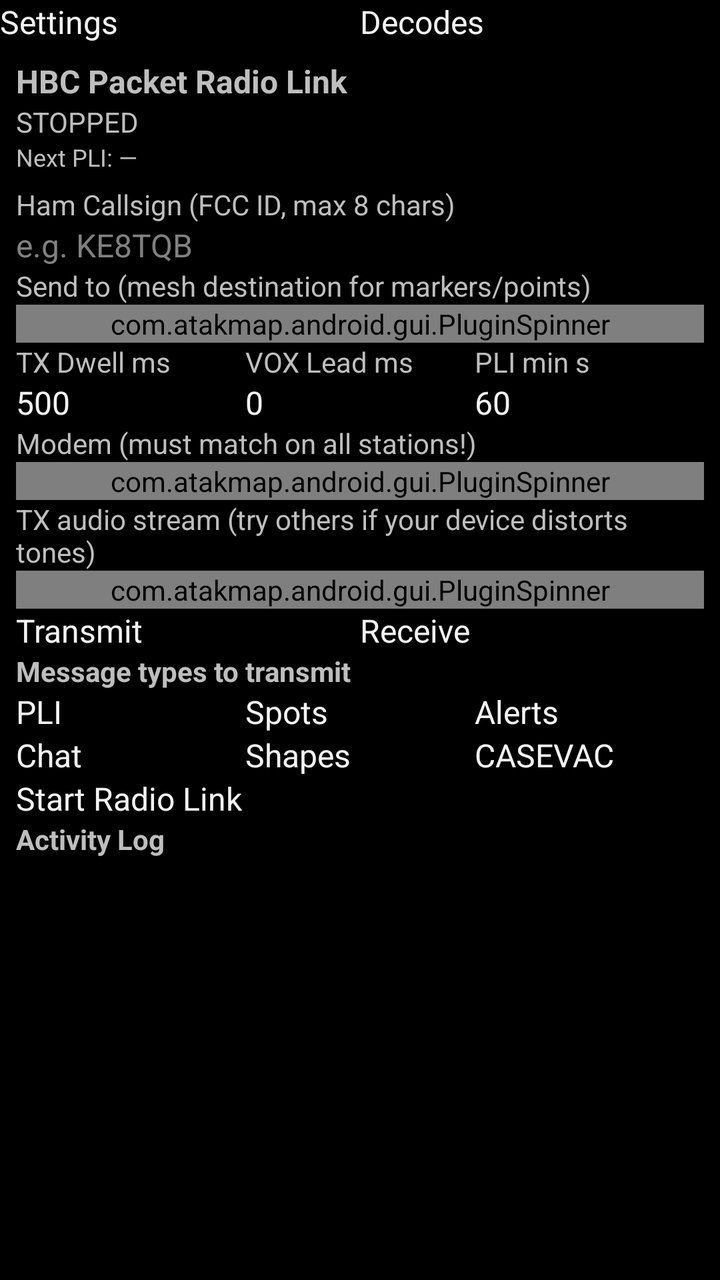
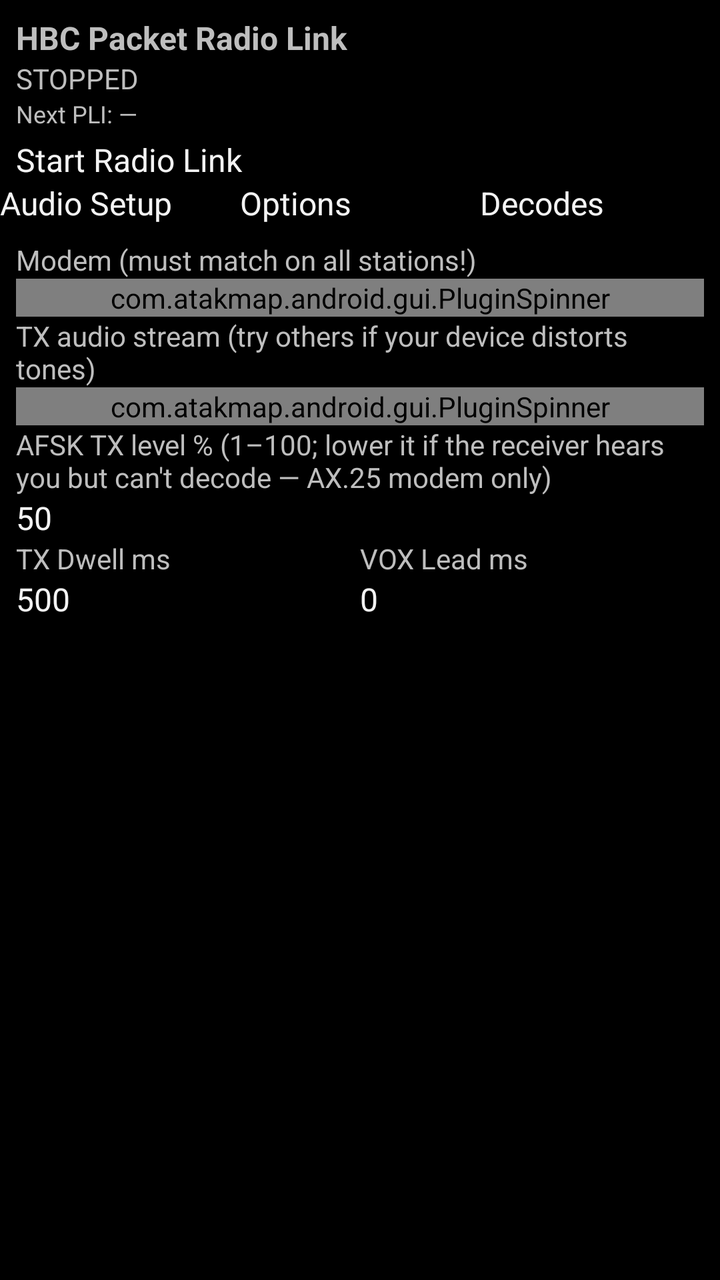

Compare the two renders of this Android layout. The source of the first and the diff that turns it into the second are given below.
<!-- AndroidManifest.xml: application theme AppTheme -->
<!-- res/layout/main_layout.xml -->
<?xml version="1.0" encoding="utf-8"?>
<LinearLayout xmlns:android="http://schemas.android.com/apk/res/android"
    android:layout_width="match_parent"
    android:layout_height="match_parent"
    android:orientation="vertical">

    
    <LinearLayout
        android:layout_width="match_parent"
        android:layout_height="wrap_content"
        android:orientation="horizontal">

        <Button
            android:id="@+id/hbc_tab_btn_settings"
            android:layout_width="0dp"
            android:layout_height="wrap_content"
            android:layout_weight="1"
            android:text="@string/hbc_tab_settings" />

        <Button
            android:id="@+id/hbc_tab_btn_decodes"
            android:layout_width="0dp"
            android:layout_height="wrap_content"
            android:layout_weight="1"
            android:text="@string/hbc_tab_decodes" />
    </LinearLayout>

    
    <ScrollView
        android:id="@+id/hbc_tab_settings"
        android:layout_width="match_parent"
        android:layout_height="match_parent"
        android:visibility="visible">

        <LinearLayout
            android:layout_width="match_parent"
            android:layout_height="wrap_content"
            android:orientation="vertical"
            android:padding="8dp">

            <TextView
                android:layout_width="match_parent"
                android:layout_height="wrap_content"
                android:text="@string/hbc_title"
                android:textStyle="bold"
                android:textSize="16sp" />

            <TextView
                android:id="@+id/hbc_status"
                android:layout_width="match_parent"
                android:layout_height="wrap_content"
                android:text="@string/hbc_stopped" />

            <TextView
                android:id="@+id/hbc_pli_countdown"
                android:layout_width="match_parent"
                android:layout_height="wrap_content"
                android:text="@string/hbc_pli_countdown_idle"
                android:textSize="12sp"
                android:paddingBottom="6dp" />

            <TextView
                android:layout_width="match_parent"
                android:layout_height="wrap_content"
                android:text="@string/hbc_callsign_label" />

            <EditText
                android:id="@+id/hbc_callsign"
                android:layout_width="match_parent"
                android:layout_height="wrap_content"
                android:hint="@string/hbc_callsign_hint"
                android:inputType="textCapCharacters"
                android:maxLength="8" />

            <TextView
                android:layout_width="match_parent"
                android:layout_height="wrap_content"
                android:text="@string/hbc_send_to_label" />

            <com.atakmap.android.gui.PluginSpinner
                android:id="@+id/hbc_send_to"
                android:layout_width="match_parent"
                android:layout_height="wrap_content" />

            <LinearLayout
                android:layout_width="match_parent"
                android:layout_height="wrap_content"
                android:orientation="horizontal">

                <LinearLayout
                    android:layout_width="0dp"
                    android:layout_height="wrap_content"
                    android:layout_weight="1"
                    android:orientation="vertical">

                    <TextView
                        android:layout_width="match_parent"
                        android:layout_height="wrap_content"
                        android:text="@string/hbc_dwell_label" />

                    <EditText
                        android:id="@+id/hbc_dwell"
                        android:layout_width="match_parent"
                        android:layout_height="wrap_content"
                        android:inputType="number"
                        android:text="@string/hbc_dwell_default" />
                </LinearLayout>

                <LinearLayout
                    android:layout_width="0dp"
                    android:layout_height="wrap_content"
                    android:layout_weight="1"
                    android:orientation="vertical">

                    <TextView
                        android:layout_width="match_parent"
                        android:layout_height="wrap_content"
                        android:text="@string/hbc_vox_label" />

                    <EditText
                        android:id="@+id/hbc_vox_leader"
                        android:layout_width="match_parent"
                        android:layout_height="wrap_content"
                        android:inputType="number"
                        android:text="@string/hbc_vox_default" />
                </LinearLayout>

                <LinearLayout
                    android:layout_width="0dp"
                    android:layout_height="wrap_content"
                    android:layout_weight="1"
                    android:orientation="vertical">

                    <TextView
                        android:layout_width="match_parent"
                        android:layout_height="wrap_content"
                        android:text="@string/hbc_pli_rate_label" />

                    <EditText
                        android:id="@+id/hbc_pli_rate"
                        android:layout_width="match_parent"
                        android:layout_height="wrap_content"
                        android:inputType="number"
                        android:text="@string/hbc_pli_rate_default" />
                </LinearLayout>
            </LinearLayout>

        <TextView
            android:layout_width="match_parent"
            android:layout_height="wrap_content"
            android:text="@string/hbc_modem_label" />

        <com.atakmap.android.gui.PluginSpinner
            android:id="@+id/hbc_modem_type"
            android:layout_width="match_parent"
            android:layout_height="wrap_content" />

        <TextView
            android:layout_width="match_parent"
            android:layout_height="wrap_content"
            android:text="@string/hbc_stream_label" />

        <com.atakmap.android.gui.PluginSpinner
            android:id="@+id/hbc_tx_stream"
            android:layout_width="match_parent"
            android:layout_height="wrap_content" />

        <LinearLayout
            android:layout_width="match_parent"
            android:layout_height="wrap_content"
            android:orientation="horizontal">

            <CheckBox
                android:id="@+id/hbc_tx_enable"
                    android:layout_width="0dp"
                    android:layout_height="wrap_content"
                    android:layout_weight="1"
                    android:checked="true"
                    android:text="@string/hbc_tx_enable" />

                <CheckBox
                    android:id="@+id/hbc_rx_enable"
                    android:layout_width="0dp"
                    android:layout_height="wrap_content"
                    android:layout_weight="1"
                    android:checked="true"
                    android:text="@string/hbc_rx_enable" />
            </LinearLayout>

            <TextView
                android:layout_width="match_parent"
                android:layout_height="wrap_content"
                android:text="@string/hbc_modes_label"
                android:textStyle="bold" />

            <LinearLayout
                android:layout_width="match_parent"
                android:layout_height="wrap_content"
                android:orientation="horizontal">

                <CheckBox
                    android:id="@+id/hbc_mode_pli"
                    android:layout_width="0dp"
                    android:layout_height="wrap_content"
                    android:layout_weight="1"
                    android:checked="true"
                    android:text="@string/hbc_mode_pli" />

                <CheckBox
                    android:id="@+id/hbc_mode_spots"
                    android:layout_width="0dp"
                    android:layout_height="wrap_content"
                    android:layout_weight="1"
                    android:checked="true"
                    android:text="@string/hbc_mode_spots" />

                <CheckBox
                    android:id="@+id/hbc_mode_alerts"
                    android:layout_width="0dp"
                    android:layout_height="wrap_content"
                    android:layout_weight="1"
                    android:checked="true"
                    android:text="@string/hbc_mode_alerts" />
            </LinearLayout>

            <LinearLayout
                android:layout_width="match_parent"
                android:layout_height="wrap_content"
                android:orientation="horizontal">

                <CheckBox
                    android:id="@+id/hbc_mode_chat"
                    android:layout_width="0dp"
                    android:layout_height="wrap_content"
                    android:layout_weight="1"
                    android:checked="true"
                    android:text="@string/hbc_mode_chat" />

                <CheckBox
                    android:id="@+id/hbc_mode_shapes"
                    android:layout_width="0dp"
                    android:layout_height="wrap_content"
                    android:layout_weight="1"
                    android:checked="true"
                    android:text="@string/hbc_mode_shapes" />

                <CheckBox
                    android:id="@+id/hbc_mode_casevac"
                    android:layout_width="0dp"
                    android:layout_height="wrap_content"
                    android:layout_weight="1"
                    android:checked="true"
                    android:text="@string/hbc_mode_casevac" />
            </LinearLayout>

            <Button
                android:id="@+id/hbc_start_stop"
                android:layout_width="match_parent"
                android:layout_height="wrap_content"
                android:text="@string/hbc_start" />

            <TextView
                android:layout_width="match_parent"
                android:layout_height="wrap_content"
                android:text="@string/hbc_log_label"
                android:textStyle="bold" />

            <TextView
                android:id="@+id/hbc_log"
                android:layout_width="match_parent"
                android:layout_height="160dp"
                android:scrollbars="vertical"
                android:textSize="11sp"
                android:typeface="monospace" />
        </LinearLayout>
    </ScrollView>

    
    <LinearLayout
        android:id="@+id/hbc_tab_decodes"
        android:layout_width="match_parent"
        android:layout_height="match_parent"
        android:orientation="vertical"
        android:padding="8dp"
        android:visibility="gone">

        <LinearLayout
            android:layout_width="match_parent"
            android:layout_height="wrap_content"
            android:orientation="horizontal">

            <TextView
                android:layout_width="0dp"
                android:layout_height="wrap_content"
                android:layout_weight="1"
                android:text="@string/hbc_decodes_title"
                android:textStyle="bold"
                android:textSize="16sp" />

            <Button
                android:id="@+id/hbc_decodes_clear"
                android:layout_width="wrap_content"
                android:layout_height="wrap_content"
                android:text="@string/hbc_decodes_clear" />
        </LinearLayout>

        <TextView
            android:id="@+id/hbc_decodes_count"
            android:layout_width="match_parent"
            android:layout_height="wrap_content"
            android:text="@string/hbc_decodes_none"
            android:paddingBottom="4dp" />

        <ScrollView
            android:id="@+id/hbc_decodes_scroll"
            android:layout_width="match_parent"
            android:layout_height="match_parent">

            <TextView
                android:id="@+id/hbc_decodes"
                android:layout_width="match_parent"
                android:layout_height="wrap_content"
                android:textSize="12sp"
                android:typeface="monospace" />
        </ScrollView>
    </LinearLayout>
</LinearLayout>
<!-- resources referenced by this layout -->
<resources>
  <string name="hbc_callsign_hint">e.g. KE8TQB</string>
  <string name="hbc_callsign_label">Ham Callsign (FCC ID, max 8 chars)</string>
  <string name="hbc_decodes_clear">Clear</string>
  <string name="hbc_decodes_none">No packets decoded yet</string>
  <string name="hbc_decodes_title">Packet Decodes</string>
  <string name="hbc_dwell_default">500</string>
  <string name="hbc_dwell_label">TX Dwell ms</string>
  <string name="hbc_log_label">Activity Log</string>
  <string name="hbc_mode_alerts">Alerts</string>
  <string name="hbc_mode_casevac">CASEVAC</string>
  <string name="hbc_mode_chat">Chat</string>
  <string name="hbc_mode_pli">PLI</string>
  <string name="hbc_mode_shapes">Shapes</string>
  <string name="hbc_mode_spots">Spots</string>
  <string name="hbc_modem_label">Modem (must match on all stations!)</string>
  <string name="hbc_modes_label">Message types to transmit</string>
  <string name="hbc_pli_countdown_idle">Next PLI: —</string>
  <string name="hbc_pli_rate_default">60</string>
  <string name="hbc_pli_rate_label">PLI min s</string>
  <string name="hbc_rx_enable">Receive</string>
  <string name="hbc_send_to_label">Send to (mesh destination for markers/points)</string>
  <string name="hbc_start">Start Radio Link</string>
  <string name="hbc_stopped">STOPPED</string>
  <string name="hbc_stream_label">TX audio stream (try others if your device distorts tones)</string>
  <string name="hbc_tab_decodes">Decodes</string>
  <string name="hbc_tab_settings">Settings</string>
  <string name="hbc_title">HBC Packet Radio Link</string>
  <string name="hbc_tx_enable">Transmit</string>
  <string name="hbc_vox_default">0</string>
  <string name="hbc_vox_label">VOX Lead ms</string>
  <style name="AppTheme" parent="@android:style/Theme.Holo">
          <item name="android:buttonStyle">@android:style/Widget.Button</item>
          <item name="android:imageButtonStyle">@android:style/Widget.Button</item>
          <item name="android:buttonStyleToggle">@android:style/Widget.Button</item>
          <item name="android:spinnerStyle">@style/ATAKSpinner</item>
          <item name="android:spinnerItemStyle">@style/ATAKSpinnerItem</item>
          <item name="android:editTextStyle">@style/ATAKEditText</item>
      </style>
  <style name="ATAKSpinner" parent="@android:style/Widget.Spinner">
          <item name="android:spinnerMode">dialog</item>
      </style>
  <style name="ATAKSpinnerItem">
          <item name="android:textColor">@android:color/white</item>
          <item name="android:dropDownVerticalOffset">0dip</item>
          <item name="android:dropDownHorizontalOffset">0dip</item>
          <item name="android:dropDownWidth">wrap_content</item>
          <item name="android:gravity">left|center_vertical</item>
      </style>
  <style name="ATAKEditText" parent="@android:style/Widget.EditText">
          
          
  
          
          <item name="android:imeOptions">flagNoFullscreen</item>
      </style>
</resources>

<!-- the commit's change to res/layout/main_layout.xml (unified diff, before → after) -->
@@ -8,14 +8,58 @@
     <LinearLayout
         android:layout_width="match_parent"
         android:layout_height="wrap_content"
+        android:orientation="vertical"
+        android:paddingLeft="8dp"
+        android:paddingRight="8dp"
+        android:paddingTop="8dp">
+
+        <TextView
+            android:layout_width="match_parent"
+            android:layout_height="wrap_content"
+            android:text="@string/hbc_title"
+            android:textStyle="bold"
+            android:textSize="16sp" />
+
+        <TextView
+            android:id="@+id/hbc_status"
+            android:layout_width="match_parent"
+            android:layout_height="wrap_content"
+            android:text="@string/hbc_stopped" />
+
+        <TextView
+            android:id="@+id/hbc_pli_countdown"
+            android:layout_width="match_parent"
+            android:layout_height="wrap_content"
+            android:text="@string/hbc_pli_countdown_idle"
+            android:textSize="12sp"
+            android:paddingBottom="4dp" />
+
+        <Button
+            android:id="@+id/hbc_start_stop"
+            android:layout_width="match_parent"
+            android:layout_height="wrap_content"
+            android:text="@string/hbc_start" />
+    </LinearLayout>
+
+    
+    <LinearLayout
+        android:layout_width="match_parent"
+        android:layout_height="wrap_content"
         android:orientation="horizontal">
 
         <Button
-            android:id="@+id/hbc_tab_btn_settings"
+            android:id="@+id/hbc_tab_btn_audio"
             android:layout_width="0dp"
             android:layout_height="wrap_content"
             android:layout_weight="1"
-            android:text="@string/hbc_tab_settings" />
+            android:text="@string/hbc_tab_audio" />
+
+        <Button
+            android:id="@+id/hbc_tab_btn_options"
+            android:layout_width="0dp"
+            android:layout_height="wrap_content"
+            android:layout_weight="1"
+            android:text="@string/hbc_tab_options" />
 
         <Button
             android:id="@+id/hbc_tab_btn_decodes"
@@ -27,7 +71,7 @@
 
     
     <ScrollView
-        android:id="@+id/hbc_tab_settings"
+        android:id="@+id/hbc_tab_audio"
         android:layout_width="match_parent"
         android:layout_height="match_parent"
         android:visibility="visible">
@@ -41,46 +85,35 @@
             <TextView
                 android:layout_width="match_parent"
                 android:layout_height="wrap_content"
-                android:text="@string/hbc_title"
-                android:textStyle="bold"
-                android:textSize="16sp" />
-
-            <TextView
-                android:id="@+id/hbc_status"
-                android:layout_width="match_parent"
-                android:layout_height="wrap_content"
-                android:text="@string/hbc_stopped" />
-
-            <TextView
-                android:id="@+id/hbc_pli_countdown"
-                android:layout_width="match_parent"
-                android:layout_height="wrap_content"
-                android:text="@string/hbc_pli_countdown_idle"
-                android:textSize="12sp"
-                android:paddingBottom="6dp" />
-
-            <TextView
-                android:layout_width="match_parent"
-                android:layout_height="wrap_content"
-                android:text="@string/hbc_callsign_label" />
+                android:text="@string/hbc_modem_label" />
+
+            <com.atakmap.android.gui.PluginSpinner
+                android:id="@+id/hbc_modem_type"
+                android:layout_width="match_parent"
+                android:layout_height="wrap_content" />
+
+            <TextView
+                android:layout_width="match_parent"
+                android:layout_height="wrap_content"
+                android:text="@string/hbc_stream_label" />
+
+            <com.atakmap.android.gui.PluginSpinner
+                android:id="@+id/hbc_tx_stream"
+                android:layout_width="match_parent"
+                android:layout_height="wrap_content" />
+
+            <TextView
+                android:layout_width="match_parent"
+                android:layout_height="wrap_content"
+                android:text="@string/hbc_afsk_level_label" />
 
             <EditText
-                android:id="@+id/hbc_callsign"
-                android:layout_width="match_parent"
-                android:layout_height="wrap_content"
-                android:hint="@string/hbc_callsign_hint"
-                android:inputType="textCapCharacters"
-                android:maxLength="8" />
-
-            <TextView
-                android:layout_width="match_parent"
-                android:layout_height="wrap_content"
-                android:text="@string/hbc_send_to_label" />
-
-            <com.atakmap.android.gui.PluginSpinner
-                android:id="@+id/hbc_send_to"
-                android:layout_width="match_parent"
-                android:layout_height="wrap_content" />
+                android:id="@+id/hbc_afsk_level"
+                android:layout_width="match_parent"
+                android:layout_height="wrap_content"
+                android:inputType="number"
+                android:maxLength="3"
+                android:text="@string/hbc_afsk_level_default" />
 
             <LinearLayout
                 android:layout_width="match_parent"
@@ -124,54 +157,71 @@
                         android:inputType="number"
                         android:text="@string/hbc_vox_default" />
                 </LinearLayout>
-
-                <LinearLayout
-                    android:layout_width="0dp"
-                    android:layout_height="wrap_content"
-                    android:layout_weight="1"
-                    android:orientation="vertical">
-
-                    <TextView
-                        android:layout_width="match_parent"
-                        android:layout_height="wrap_content"
-                        android:text="@string/hbc_pli_rate_label" />
-
-                    <EditText
-                        android:id="@+id/hbc_pli_rate"
-                        android:layout_width="match_parent"
-                        android:layout_height="wrap_content"
-                        android:inputType="number"
-                        android:text="@string/hbc_pli_rate_default" />
-                </LinearLayout>
             </LinearLayout>
-
-        <TextView
-            android:layout_width="match_parent"
-            android:layout_height="wrap_content"
-            android:text="@string/hbc_modem_label" />
-
-        <com.atakmap.android.gui.PluginSpinner
-            android:id="@+id/hbc_modem_type"
-            android:layout_width="match_parent"
-            android:layout_height="wrap_content" />
-
-        <TextView
-            android:layout_width="match_parent"
-            android:layout_height="wrap_content"
-            android:text="@string/hbc_stream_label" />
-
-        <com.atakmap.android.gui.PluginSpinner
-            android:id="@+id/hbc_tx_stream"
-            android:layout_width="match_parent"
-            android:layout_height="wrap_content" />
+        </LinearLayout>
+    </ScrollView>
+
+    
+    <ScrollView
+        android:id="@+id/hbc_tab_options"
+        android:layout_width="match_parent"
+        android:layout_height="match_parent"
+        android:visibility="gone">
 
         <LinearLayout
             android:layout_width="match_parent"
             android:layout_height="wrap_content"
-            android:orientation="horizontal">
-
-            <CheckBox
-                android:id="@+id/hbc_tx_enable"
+            android:orientation="vertical"
+            android:padding="8dp">
+
+            <TextView
+                android:layout_width="match_parent"
+                android:layout_height="wrap_content"
+                android:text="@string/hbc_callsign_label" />
+
+            <EditText
+                android:id="@+id/hbc_callsign"
+                android:layout_width="match_parent"
+                android:layout_height="wrap_content"
+                android:hint="@string/hbc_callsign_hint"
+                android:inputType="textCapCharacters"
+                android:maxLength="8" />
+
+            <TextView
+                android:layout_width="match_parent"
+                android:layout_height="wrap_content"
+                android:text="@string/hbc_send_to_label" />
+
+            <com.atakmap.android.gui.PluginSpinner
+                android:id="@+id/hbc_send_to"
+                android:layout_width="match_parent"
+                android:layout_height="wrap_content" />
+
+            <TextView
+                android:layout_width="match_parent"
+                android:layout_height="wrap_content"
+                android:text="@string/hbc_pli_rate_label" />
+
+            <EditText
+                android:id="@+id/hbc_pli_rate"
+                android:layout_width="match_parent"
+                android:layout_height="wrap_content"
+                android:inputType="number"
+                android:text="@string/hbc_pli_rate_default" />
+
+            <TextView
+                android:layout_width="match_parent"
+                android:layout_height="wrap_content"
+                android:text="@string/hbc_txrx_label"
+                android:textStyle="bold" />
+
+            <LinearLayout
+                android:layout_width="match_parent"
+                android:layout_height="wrap_content"
+                android:orientation="horizontal">
+
+                <CheckBox
+                    android:id="@+id/hbc_tx_enable"
                     android:layout_width="0dp"
                     android:layout_height="wrap_content"
                     android:layout_weight="1"
@@ -252,26 +302,6 @@
                     android:checked="true"
                     android:text="@string/hbc_mode_casevac" />
             </LinearLayout>
-
-            <Button
-                android:id="@+id/hbc_start_stop"
-                android:layout_width="match_parent"
-                android:layout_height="wrap_content"
-                android:text="@string/hbc_start" />
-
-            <TextView
-                android:layout_width="match_parent"
-                android:layout_height="wrap_content"
-                android:text="@string/hbc_log_label"
-                android:textStyle="bold" />
-
-            <TextView
-                android:id="@+id/hbc_log"
-                android:layout_width="match_parent"
-                android:layout_height="160dp"
-                android:scrollbars="vertical"
-                android:textSize="11sp"
-                android:typeface="monospace" />
         </LinearLayout>
     </ScrollView>
 
@@ -284,6 +314,7 @@
         android:padding="8dp"
         android:visibility="gone">
 
+        
         <LinearLayout
             android:layout_width="match_parent"
             android:layout_height="wrap_content"
@@ -314,7 +345,8 @@
         <ScrollView
             android:id="@+id/hbc_decodes_scroll"
             android:layout_width="match_parent"
-            android:layout_height="match_parent">
+            android:layout_height="0dp"
+            android:layout_weight="1">
 
             <TextView
                 android:id="@+id/hbc_decodes"
@@ -323,5 +355,22 @@
                 android:textSize="12sp"
                 android:typeface="monospace" />
         </ScrollView>
+
+        
+        <TextView
+            android:layout_width="match_parent"
+            android:layout_height="wrap_content"
+            android:text="@string/hbc_log_label"
+            android:textStyle="bold"
+            android:paddingTop="6dp" />
+
+        <TextView
+            android:id="@+id/hbc_log"
+            android:layout_width="match_parent"
+            android:layout_height="0dp"
+            android:layout_weight="1"
+            android:scrollbars="vertical"
+            android:textSize="11sp"
+            android:typeface="monospace" />
     </LinearLayout>
 </LinearLayout>
<!-- resource entries referenced after the edit -->
@@ -1,5 +1,7 @@
 <!-- resources referenced by this layout -->
 <resources>
+  <string name="hbc_afsk_level_default">50</string>
+  <string name="hbc_afsk_level_label">AFSK TX level % (1–100; lower it if the receiver hears you but can\'t decode — AX.25 modem only)</string>
   <string name="hbc_callsign_hint">e.g. KE8TQB</string>
   <string name="hbc_callsign_label">Ham Callsign (FCC ID, max 8 chars)</string>
   <string name="hbc_decodes_clear">Clear</string>
@@ -7,7 +9,7 @@
   <string name="hbc_decodes_title">Packet Decodes</string>
   <string name="hbc_dwell_default">500</string>
   <string name="hbc_dwell_label">TX Dwell ms</string>
-  <string name="hbc_log_label">Activity Log</string>
+  <string name="hbc_log_label">Live Activity Log</string>
   <string name="hbc_mode_alerts">Alerts</string>
   <string name="hbc_mode_casevac">CASEVAC</string>
   <string name="hbc_mode_chat">Chat</string>
@@ -24,10 +26,12 @@
   <string name="hbc_start">Start Radio Link</string>
   <string name="hbc_stopped">STOPPED</string>
   <string name="hbc_stream_label">TX audio stream (try others if your device distorts tones)</string>
+  <string name="hbc_tab_audio">Audio Setup</string>
   <string name="hbc_tab_decodes">Decodes</string>
-  <string name="hbc_tab_settings">Settings</string>
+  <string name="hbc_tab_options">Options</string>
   <string name="hbc_title">HBC Packet Radio Link</string>
   <string name="hbc_tx_enable">Transmit</string>
+  <string name="hbc_txrx_label">Transmit / Receive</string>
   <string name="hbc_vox_default">0</string>
   <string name="hbc_vox_label">VOX Lead ms</string>
   <style name="AppTheme" parent="@android:style/Theme.Holo">
